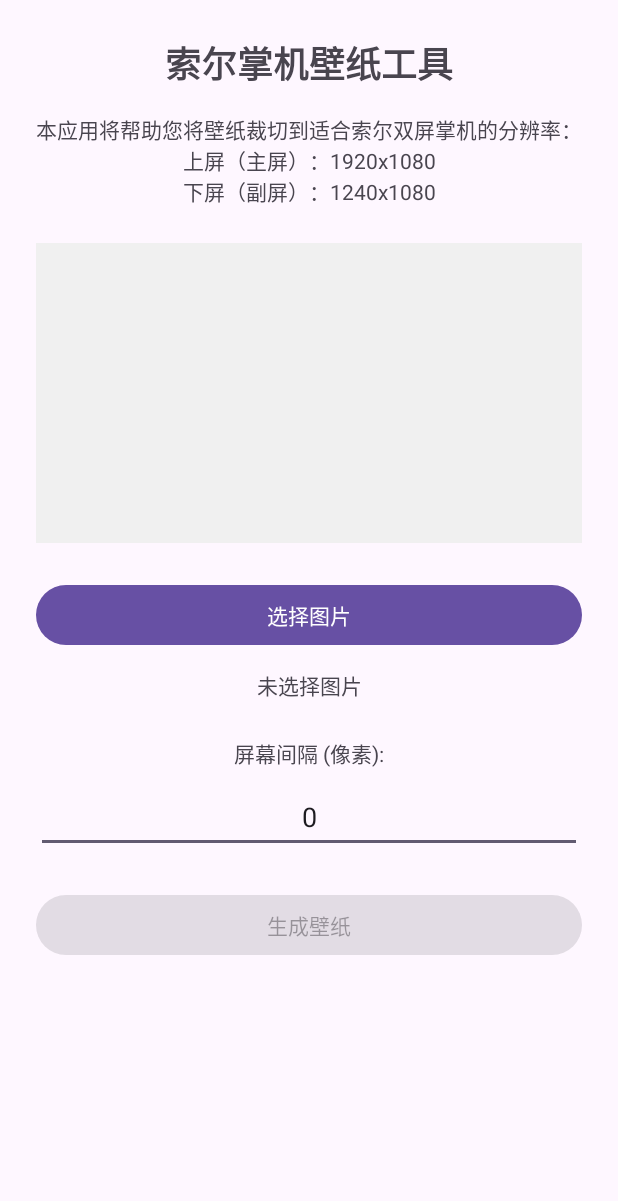
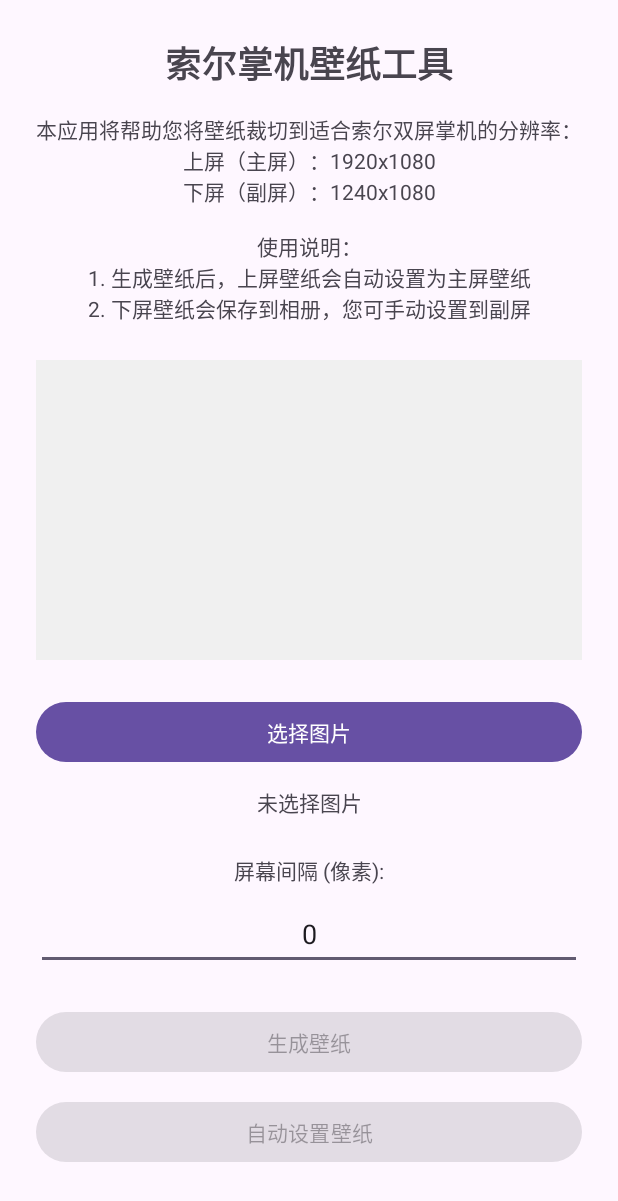
Before and after one commit to adam-ikari/ThorWallpaperTool, an Android app: the screen it shows after launch (MainActivity), on a phone screen of 412 x 824 dp. Shown: the top 1201 px of the screen. Run offline under Robolectric (Android 15) with nearby library versions, the phone set to English and light mode, and no system bars.

Commit message:
添加设置壁纸的功能

```diff
--- a/app/src/main/res/layout/activity_main.xml
+++ b/app/src/main/res/layout/activity_main.xml
@@ -34,7 +34,7 @@
                 android:layout_marginStart="24dp"
                 android:layout_marginTop="16dp"
                 android:layout_marginEnd="24dp"
-                android:text="本应用将帮助您将壁纸裁切到适合索尔双屏掌机的分辨率：\n上屏（主屏）：1920x1080\n下屏（副屏）：1240x1080"
+                android:text="本应用将帮助您将壁纸裁切到适合索尔双屏掌机的分辨率：\n上屏（主屏）：1920x1080\n下屏（副屏）：1240x1080\n\n使用说明：\n1. 生成壁纸后，上屏壁纸会自动设置为主屏壁纸\n2. 下屏壁纸会保存到相册，您可手动设置到副屏"
                 android:textAlignment="center"
                 android:textSize="14sp"
                 app:layout_constraintEnd_toEndOf="parent"
@@ -121,6 +121,19 @@
                 app:layout_constraintStart_toStartOf="parent"
                 app:layout_constraintTop_toBottomOf="@id/editGap" />
 
+            <Button
+                android:id="@+id/btnSetWallpaper"
+                android:layout_width="0dp"
+                android:layout_height="wrap_content"
+                android:layout_marginStart="24dp"
+                android:layout_marginTop="12dp"
+                android:layout_marginEnd="24dp"
+                android:text="自动设置壁纸"
+                android:enabled="false"
+                app:layout_constraintEnd_toEndOf="parent"
+                app:layout_constraintStart_toStartOf="parent"
+                app:layout_constraintTop_toBottomOf="@id/btnProcessImage" />
+
             <ProgressBar
                 android:id="@+id/progressBar"
                 android:layout_width="wrap_content"
@@ -129,7 +142,7 @@
                 android:visibility="gone"
                 app:layout_constraintEnd_toEndOf="parent"
                 app:layout_constraintStart_toStartOf="parent"
-                app:layout_constraintTop_toBottomOf="@id/btnProcessImage" />
+                app:layout_constraintTop_toBottomOf="@id/btnSetWallpaper" />
 
         </androidx.constraintlayout.widget.ConstraintLayout>
 
```
Also changed, not shown: app/src/main/AndroidManifest.xml (+27 -0 lines), app/src/main/java/com/adam/thorwallpapertool/MainActivity.kt (+456 -116 lines), 5 other files.
